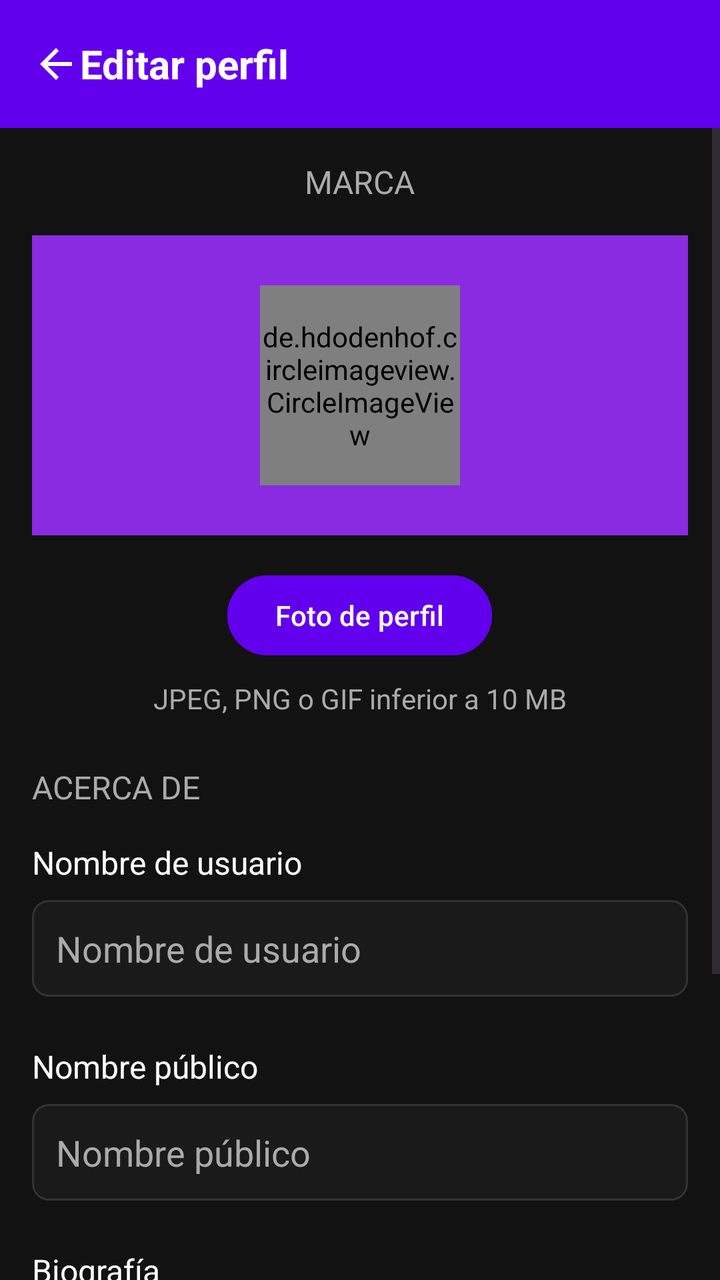
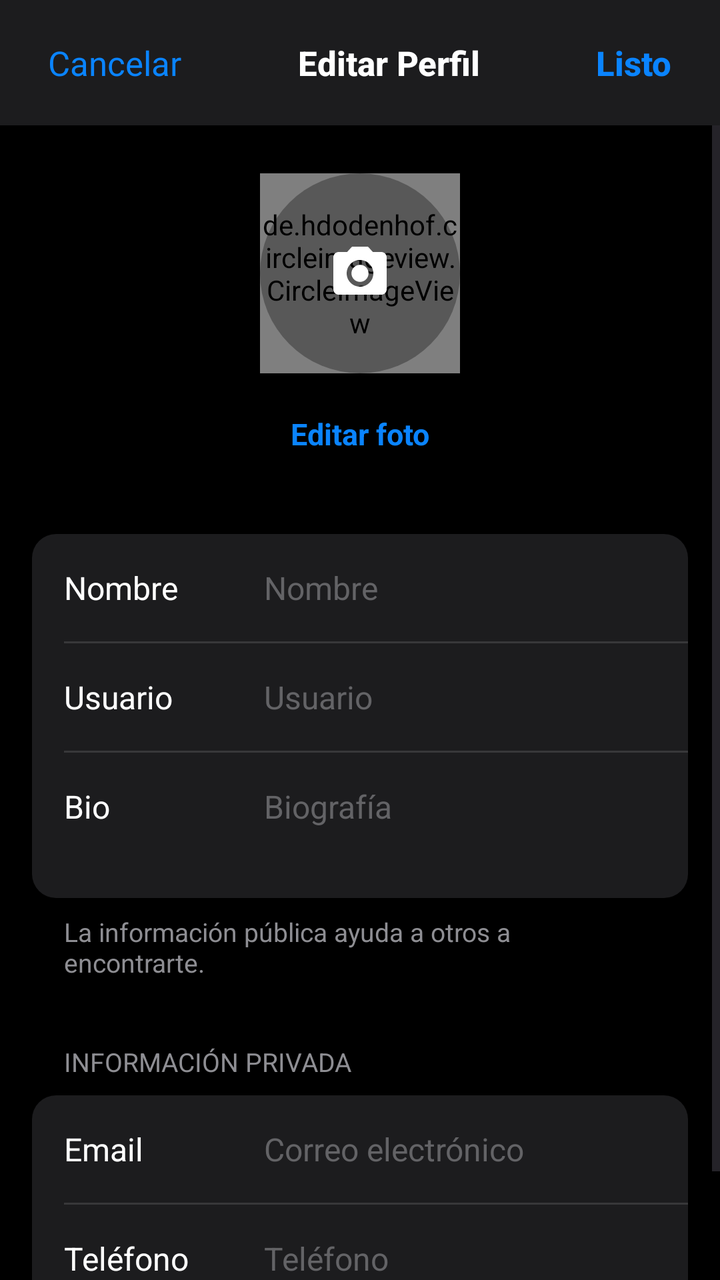

Two renders of the same Android screen: before a commit and after it. Below are the layout's source before the change and the commit's diff.
<!-- AndroidManifest.xml: application theme Theme.CourseV -->
<!-- res/layout/fragment_edit_profile.xml -->
<?xml version="1.0" encoding="utf-8"?>
<androidx.constraintlayout.widget.ConstraintLayout xmlns:android="http://schemas.android.com/apk/res/android"
    xmlns:app="http://schemas.android.com/apk/res-auto"
    xmlns:tools="http://schemas.android.com/tools"
    android:layout_width="match_parent"
    android:layout_height="match_parent"
    android:background="#121212"
    tools:context=".ui.EditProfileFragment">

    
    <androidx.appcompat.widget.Toolbar
        android:id="@+id/toolbar"
        android:layout_width="match_parent"
        android:layout_height="?attr/actionBarSize"
        android:background="#6200EE"
        app:layout_constraintTop_toTopOf="parent">

        <ImageButton
            android:id="@+id/backButton"
            android:layout_width="wrap_content"
            android:layout_height="wrap_content"
            android:background="?attr/selectableItemBackgroundBorderless"
            android:src="@drawable/ic_back"
            android:contentDescription="Back"
            android:tint="#FFFFFF" />

        <TextView
            android:layout_width="wrap_content"
            android:layout_height="wrap_content"
            android:layout_marginStart="16dp"
            android:text="Editar perfil"
            android:textColor="#FFFFFF"
            android:textSize="20sp"
            android:textStyle="bold" />

    </androidx.appcompat.widget.Toolbar>

    <ScrollView
        android:layout_width="match_parent"
        android:layout_height="0dp"
        app:layout_constraintTop_toBottomOf="@id/toolbar"
        app:layout_constraintBottom_toBottomOf="parent">

        <LinearLayout
            android:layout_width="match_parent"
            android:layout_height="wrap_content"
            android:orientation="vertical"
            android:padding="16dp">

            
            <LinearLayout
                android:layout_width="match_parent"
                android:layout_height="wrap_content"
                android:orientation="vertical"
                android:gravity="center_horizontal"
                android:layout_marginBottom="24dp">

                <TextView
                    android:layout_width="wrap_content"
                    android:layout_height="wrap_content"
                    android:text="MARCA"
                    android:textColor="#AAAAAA"
                    android:textSize="16sp"
                    android:layout_marginBottom="16dp"/>

                <FrameLayout
                    android:layout_width="match_parent"
                    android:layout_height="150dp"
                    android:background="#8A2BE2"
                    android:layout_marginBottom="16dp">

                    <de.hdodenhof.circleimageview.CircleImageView
                        android:id="@+id/profileImageEdit"
                        android:layout_width="100dp"
                        android:layout_height="100dp"
                        android:src="@drawable/ic_profile"
                        android:layout_gravity="center"
                        app:civ_border_color="#FFFFFF"
                        app:civ_border_width="3dp" />

                </FrameLayout>

                <Button
                    android:id="@+id/changePhotoButton"
                    android:layout_width="wrap_content"
                    android:layout_height="wrap_content"
                    android:text="Foto de perfil"
                    android:textColor="#FFFFFF"
                    android:backgroundTint="#6200EE" />

                <TextView
                    android:layout_width="wrap_content"
                    android:layout_height="wrap_content"
                    android:text="JPEG, PNG o GIF inferior a 10 MB"
                    android:textColor="#AAAAAA"
                    android:textSize="14sp"
                    android:layout_marginTop="8dp"/>
            </LinearLayout>

            
            <TextView
                android:layout_width="wrap_content"
                android:layout_height="wrap_content"
                android:text="ACERCA DE"
                android:textColor="#AAAAAA"
                android:textSize="16sp"
                android:layout_marginBottom="16dp"/>

            <TextView
                android:layout_width="wrap_content"
                android:layout_height="wrap_content"
                android:text="Nombre de usuario"
                android:textColor="#FFFFFF"
                android:textSize="16sp"
                android:layout_marginBottom="8dp"/>

            <EditText
                android:id="@+id/usernameEditText"
                android:layout_width="match_parent"
                android:layout_height="wrap_content"
                android:background="@drawable/edit_text_background"
                android:padding="12dp"
                android:textColor="#FFFFFF"
                android:textColorHint="#AAAAAA"
                android:hint="Nombre de usuario"
                android:layout_marginBottom="24dp"/>

            <TextView
                android:layout_width="wrap_content"
                android:layout_height="wrap_content"
                android:text="Nombre público"
                android:textColor="#FFFFFF"
                android:textSize="16sp"
                android:layout_marginBottom="8dp"/>

            <EditText
                android:id="@+id/displayNameEditText"
                android:layout_width="match_parent"
                android:layout_height="wrap_content"
                android:background="@drawable/edit_text_background"
                android:padding="12dp"
                android:textColor="#FFFFFF"
                android:textColorHint="#AAAAAA"
                android:hint="Nombre público"
                android:layout_marginBottom="24dp"/>

            <TextView
                android:layout_width="wrap_content"
                android:layout_height="wrap_content"
                android:text="Biografía"
                android:textColor="#FFFFFF"
                android:textSize="16sp"
                android:layout_marginBottom="8dp"/>

            <EditText
                android:id="@+id/bioEditText"
                android:layout_width="match_parent"
                android:layout_height="wrap_content"
                android:background="@drawable/edit_text_background"
                android:padding="12dp"
                android:textColor="#FFFFFF"
                android:textColorHint="#AAAAAA"
                android:hint="Biografía"
                android:minLines="3"
                android:gravity="top|start"
                android:layout_marginBottom="24dp"/>

            <Button
                android:id="@+id/saveButton"
                android:layout_width="match_parent"
                android:layout_height="wrap_content"
                android:text="Guardar cambios"
                android:textColor="#FFFFFF"
                android:backgroundTint="#6200EE"
                android:layout_marginTop="16dp"/>
        </LinearLayout>
    </ScrollView>
</androidx.constraintlayout.widget.ConstraintLayout>
<!-- resources referenced by this layout -->
<resources>
  <!-- drawable edit_text_background (drawable) -->
  <?xml version="1.0" encoding="utf-8"?>
  <shape xmlns:android="http://schemas.android.com/apk/res/android"
      android:shape="rectangle">
      <solid android:color="#1A1A1A" />
      <corners android:radius="8dp" />
      <stroke
          android:width="1dp"
          android:color="#333333" />
  </shape>
  <!-- drawable ic_back (drawable) -->
  <vector xmlns:android="http://schemas.android.com/apk/res/android"
      android:width="24dp"
      android:height="24dp"
      android:viewportWidth="24"
      android:viewportHeight="24">
      <path
          android:fillColor="#FFFFFF"
          android:pathData="M20,11H7.83l5.59,-5.59L12,4l-8,8 8,8 1.41,-1.41L7.83,13H20v-2z"/>
  </vector>
  <!-- drawable ic_profile (drawable) -->
  <vector xmlns:android="http://schemas.android.com/apk/res/android"
      android:width="24dp"
      android:height="24dp"
      android:viewportWidth="24"
      android:viewportHeight="24">
      <path
          android:fillColor="#FFFFFF"
          android:pathData="M12,12c2.21,0 4,-1.79 4,-4s-1.79,-4 -4,-4 -4,1.79 -4,4 1.79,4 4,4zM12,14c-2.67,0 -8,1.34 -8,4v2h16v-2c0,-2.66 -5.33,-4 -8,-4z"/>
  </vector>
  <style name="Theme.CourseV" parent="Base.Theme.CourseV" />
  <style name="Base.Theme.CourseV" parent="Theme.Material3.DayNight.NoActionBar">
          
          
      </style>
</resources>

<!-- the commit's change to res/layout/fragment_edit_profile.xml (unified diff, before → after) -->
@@ -4,175 +4,337 @@
     xmlns:tools="http://schemas.android.com/tools"
     android:layout_width="match_parent"
     android:layout_height="match_parent"
-    android:background="#121212"
+    android:background="#000000"
     tools:context=".ui.EditProfileFragment">
 
     
-    <androidx.appcompat.widget.Toolbar
-        android:id="@+id/toolbar"
+    <LinearLayout
+        android:id="@+id/navBar"
         android:layout_width="match_parent"
-        android:layout_height="?attr/actionBarSize"
-        android:background="#6200EE"
+        android:layout_height="wrap_content"
+        android:orientation="horizontal"
+        android:gravity="center_vertical"
+        android:paddingHorizontal="16dp"
+        android:paddingVertical="12dp"
+        android:background="#1C1C1E"
         app:layout_constraintTop_toTopOf="parent">
 
-        <ImageButton
-            android:id="@+id/backButton"
+        <TextView
+            android:id="@+id/cancelButton"
             android:layout_width="wrap_content"
             android:layout_height="wrap_content"
-            android:background="?attr/selectableItemBackgroundBorderless"
-            android:src="@drawable/ic_back"
-            android:contentDescription="Back"
-            android:tint="#FFFFFF" />
+            android:text="Cancelar"
+            android:textColor="#0A84FF"
+            android:textSize="17sp"
+            android:padding="8dp"
+            android:fontFamily="sans-serif" />
 
         <TextView
+            android:layout_width="0dp"
+            android:layout_height="wrap_content"
+            android:layout_weight="1"
+            android:text="Editar Perfil"
+            android:textColor="#FFFFFF"
+            android:textSize="17sp"
+            android:textStyle="bold"
+            android:gravity="center"
+            android:fontFamily="sans-serif-medium" />
+
+        <TextView
+            android:id="@+id/doneButton"
             android:layout_width="wrap_content"
             android:layout_height="wrap_content"
-            android:layout_marginStart="16dp"
-            android:text="Editar perfil"
-            android:textColor="#FFFFFF"
-            android:textSize="20sp"
-            android:textStyle="bold" />
-
-    </androidx.appcompat.widget.Toolbar>
+            android:text="Listo"
+            android:textColor="#0A84FF"
+            android:textSize="17sp"
+            android:textStyle="bold"
+            android:padding="8dp"
+            android:fontFamily="sans-serif-medium" />
+    </LinearLayout>
 
     <ScrollView
         android:layout_width="match_parent"
         android:layout_height="0dp"
-        app:layout_constraintTop_toBottomOf="@id/toolbar"
+        android:clipToPadding="false"
+        android:paddingBottom="40dp"
+        app:layout_constraintTop_toBottomOf="@id/navBar"
         app:layout_constraintBottom_toBottomOf="parent">
 
         <LinearLayout
             android:layout_width="match_parent"
             android:layout_height="wrap_content"
             android:orientation="vertical"
-            android:padding="16dp">
+            android:paddingTop="24dp">
 
             
             <LinearLayout
                 android:layout_width="match_parent"
                 android:layout_height="wrap_content"
                 android:orientation="vertical"
-                android:gravity="center_horizontal"
-                android:layout_marginBottom="24dp">
-
-                <TextView
+                android:gravity="center"
+                android:layout_marginBottom="32dp">
+
+                <FrameLayout
                     android:layout_width="wrap_content"
-                    android:layout_height="wrap_content"
-                    android:text="MARCA"
-                    android:textColor="#AAAAAA"
-                    android:textSize="16sp"
-                    android:layout_marginBottom="16dp"/>
-
-                <FrameLayout
-                    android:layout_width="match_parent"
-                    android:layout_height="150dp"
-                    android:background="#8A2BE2"
-                    android:layout_marginBottom="16dp">
+                    android:layout_height="wrap_content">
 
                     <de.hdodenhof.circleimageview.CircleImageView
                         android:id="@+id/profileImageEdit"
                         android:layout_width="100dp"
                         android:layout_height="100dp"
                         android:src="@drawable/ic_profile"
+                        app:civ_border_color="#3A3A3C"
+                        app:civ_border_width="1dp" />
+
+                    <View
+                        android:layout_width="100dp"
+                        android:layout_height="100dp"
+                        android:background="@drawable/circle_overlay_dark"
+                        android:alpha="0.3" />
+
+                    <ImageView
+                        android:layout_width="32dp"
+                        android:layout_height="32dp"
                         android:layout_gravity="center"
-                        app:civ_border_color="#FFFFFF"
-                        app:civ_border_width="3dp" />
-
+                        android:src="@drawable/ic_photo_camera"
+                        app:tint="#FFFFFF" />
                 </FrameLayout>
 
-                <Button
+                <TextView
                     android:id="@+id/changePhotoButton"
                     android:layout_width="wrap_content"
                     android:layout_height="wrap_content"
-                    android:text="Foto de perfil"
-                    android:textColor="#FFFFFF"
-                    android:backgroundTint="#6200EE" />
-
-                <TextView
-                    android:layout_width="wrap_content"
-                    android:layout_height="wrap_content"
-                    android:text="JPEG, PNG o GIF inferior a 10 MB"
-                    android:textColor="#AAAAAA"
-                    android:textSize="14sp"
-                    android:layout_marginTop="8dp"/>
+                    android:text="Editar foto"
+                    android:textColor="#0A84FF"
+                    android:textSize="15sp"
+                    android:textStyle="bold"
+                    android:layout_marginTop="12dp"
+                    android:padding="8dp"
+                    android:background="?attr/selectableItemBackground" />
             </LinearLayout>
+
+            
+            <LinearLayout
+                android:layout_width="match_parent"
+                android:layout_height="wrap_content"
+                android:orientation="vertical"
+                android:layout_marginHorizontal="16dp"
+                android:background="@drawable/bg_ios_card">
+
+                
+                <LinearLayout
+                    android:layout_width="match_parent"
+                    android:layout_height="wrap_content"
+                    android:orientation="horizontal"
+                    android:padding="16dp"
+                    android:gravity="center_vertical">
+
+                    <TextView
+                        android:layout_width="100dp"
+                        android:layout_height="wrap_content"
+                        android:text="Nombre"
+                        android:textColor="#FFFFFF"
+                        android:textSize="16sp" />
+
+                    <EditText
+                        android:id="@+id/displayNameEditText"
+                        android:layout_width="match_parent"
+                        android:layout_height="wrap_content"
+                        android:background="@android:color/transparent"
+                        android:textColor="#FFFFFF"
+                        android:textSize="16sp"
+                        android:hint="Nombre"
+                        android:textColorHint="#636366"
+                        android:inputType="textPersonName" />
+                </LinearLayout>
+
+                <View
+                    android:layout_width="match_parent"
+                    android:layout_height="1dp"
+                    android:background="#38383A"
+                    android:layout_marginStart="16dp" />
+
+                
+                <LinearLayout
+                    android:layout_width="match_parent"
+                    android:layout_height="wrap_content"
+                    android:orientation="horizontal"
+                    android:padding="16dp"
+                    android:gravity="center_vertical">
+
+                    <TextView
+                        android:layout_width="100dp"
+                        android:layout_height="wrap_content"
+                        android:text="Usuario"
+                        android:textColor="#FFFFFF"
+                        android:textSize="16sp" />
+
+                    <EditText
+                        android:id="@+id/usernameEditText"
+                        android:layout_width="match_parent"
+                        android:layout_height="wrap_content"
+                        android:background="@android:color/transparent"
+                        android:textColor="#FFFFFF"
+                        android:textSize="16sp"
+                        android:hint="Usuario"
+                        android:textColorHint="#636366"
+                        android:inputType="textNoSuggestions" />
+                </LinearLayout>
+
+                <View
+                    android:layout_width="match_parent"
+                    android:layout_height="1dp"
+                    android:background="#38383A"
+                    android:layout_marginStart="16dp" />
+
+                
+                <LinearLayout
+                    android:layout_width="match_parent"
+                    android:layout_height="wrap_content"
+                    android:orientation="horizontal"
+                    android:padding="16dp">
+
+                    <TextView
+                        android:layout_width="100dp"
+                        android:layout_height="wrap_content"
+                        android:text="Bio"
+                        android:textColor="#FFFFFF"
+                        android:textSize="16sp" />
+
+                    <EditText
+                        android:id="@+id/bioEditText"
+                        android:layout_width="match_parent"
+                        android:layout_height="wrap_content"
+                        android:background="@android:color/transparent"
+                        android:textColor="#FFFFFF"
+                        android:textSize="16sp"
+                        android:hint="Biografía"
+                        android:textColorHint="#636366"
+                        android:inputType="textMultiLine"
+                        android:minLines="2"
+                        android:gravity="top|start" />
+                </LinearLayout>
+            </LinearLayout>
+
+            <TextView
+                android:layout_width="wrap_content"
+                android:layout_height="wrap_content"
+                android:text="La información pública ayuda a otros a encontrarte."
+                android:textColor="#8E8E93"
+                android:textSize="13sp"
+                android:layout_marginStart="32dp"
+                android:layout_marginTop="8dp"
+                android:layout_marginEnd="32dp" />
 
             
             <TextView
                 android:layout_width="wrap_content"
                 android:layout_height="wrap_content"
-                android:text="ACERCA DE"
-                android:textColor="#AAAAAA"
+                android:text="INFORMACIÓN PRIVADA"
+                android:textColor="#8E8E93"
+                android:textSize="13sp"
+                android:layout_marginStart="32dp"
+                android:layout_marginTop="32dp"
+                android:layout_marginBottom="8dp" />
+
+            <LinearLayout
+                android:layout_width="match_parent"
+                android:layout_height="wrap_content"
+                android:orientation="vertical"
+                android:layout_marginHorizontal="16dp"
+                android:background="@drawable/bg_ios_card">
+
+                <LinearLayout
+                    android:layout_width="match_parent"
+                    android:layout_height="wrap_content"
+                    android:orientation="horizontal"
+                    android:padding="16dp"
+                    android:gravity="center_vertical">
+
+                    <TextView
+                        android:layout_width="100dp"
+                        android:layout_height="wrap_content"
+                        android:text="Email"
+                        android:textColor="#FFFFFF"
+                        android:textSize="16sp" />
+
+                    <EditText
+                        android:id="@+id/emailEditText"
+                        android:layout_width="match_parent"
+                        android:layout_height="wrap_content"
+                        android:background="@android:color/transparent"
+                        android:textColor="#FFFFFF"
+                        android:textSize="16sp"
+                        android:hint="Correo electrónico"
+                        android:textColorHint="#636366"
+                        android:inputType="textEmailAddress" />
+                </LinearLayout>
+
+                <View
+                    android:layout_width="match_parent"
+                    android:layout_height="1dp"
+                    android:background="#38383A"
+                    android:layout_marginStart="16dp" />
+
+                <LinearLayout
+                    android:layout_width="match_parent"
+                    android:layout_height="wrap_content"
+                    android:orientation="horizontal"
+                    android:padding="16dp"
+                    android:gravity="center_vertical">
+
+                    <TextView
+                        android:layout_width="100dp"
+                        android:layout_height="wrap_content"
+                        android:text="Teléfono"
+                        android:textColor="#FFFFFF"
+                        android:textSize="16sp" />
+
+                    <EditText
+                        android:id="@+id/phoneEditText"
+                        android:layout_width="match_parent"
+                        android:layout_height="wrap_content"
+                        android:background="@android:color/transparent"
+                        android:textColor="#FFFFFF"
+                        android:textSize="16sp"
+                        android:hint="Teléfono"
+                        android:textColorHint="#636366"
+                        android:inputType="phone" />
+                </LinearLayout>
+            </LinearLayout>
+
+            
+            <TextView
+                android:id="@+id/switchAccountTypeButton"
+                android:layout_width="match_parent"
+                android:layout_height="wrap_content"
+                android:text="Cambiar a cuenta profesional"
+                android:textColor="#0A84FF"
                 android:textSize="16sp"
-                android:layout_marginBottom="16dp"/>
-
-            <TextView
-                android:layout_width="wrap_content"
-                android:layout_height="wrap_content"
-                android:text="Nombre de usuario"
-                android:textColor="#FFFFFF"
-                android:textSize="16sp"
-                android:layout_marginBottom="8dp"/>
-
-            <EditText
-                android:id="@+id/usernameEditText"
-                android:layout_width="match_parent"
-                android:layout_height="wrap_content"
-                android:background="@drawable/edit_text_background"
-                android:padding="12dp"
-                android:textColor="#FFFFFF"
-                android:textColorHint="#AAAAAA"
-                android:hint="Nombre de usuario"
-                android:layout_marginBottom="24dp"/>
-
-            <TextView
-                android:layout_width="wrap_content"
-                android:layout_height="wrap_content"
-                android:text="Nombre público"
-                android:textColor="#FFFFFF"
-                android:textSize="16sp"
-                android:layout_marginBottom="8dp"/>
-
-            <EditText
-                android:id="@+id/displayNameEditText"
-                android:layout_width="match_parent"
-                android:layout_height="wrap_content"
-                android:background="@drawable/edit_text_background"
-                android:padding="12dp"
-                android:textColor="#FFFFFF"
-                android:textColorHint="#AAAAAA"
-                android:hint="Nombre público"
-                android:layout_marginBottom="24dp"/>
-
-            <TextView
-                android:layout_width="wrap_content"
-                android:layout_height="wrap_content"
-                android:text="Biografía"
-                android:textColor="#FFFFFF"
-                android:textSize="16sp"
-                android:layout_marginBottom="8dp"/>
-
-            <EditText
-                android:id="@+id/bioEditText"
-                android:layout_width="match_parent"
-                android:layout_height="wrap_content"
-                android:background="@drawable/edit_text_background"
-                android:padding="12dp"
-                android:textColor="#FFFFFF"
-                android:textColorHint="#AAAAAA"
-                android:hint="Biografía"
-                android:minLines="3"
-                android:gravity="top|start"
-                android:layout_marginBottom="24dp"/>
-
-            <Button
-                android:id="@+id/saveButton"
-                android:layout_width="match_parent"
-                android:layout_height="wrap_content"
-                android:text="Guardar cambios"
-                android:textColor="#FFFFFF"
-                android:backgroundTint="#6200EE"
-                android:layout_marginTop="16dp"/>
+                android:padding="16dp"
+                android:layout_marginTop="32dp"
+                android:layout_marginHorizontal="16dp"
+                android:background="@drawable/bg_ios_button_secondary"
+                android:visibility="gone" />
+
         </LinearLayout>
     </ScrollView>
+
+    
+    <FrameLayout
+        android:id="@+id/loadingOverlay"
+        android:layout_width="match_parent"
+        android:layout_height="match_parent"
+        android:background="#80000000"
+        android:visibility="gone"
+        android:clickable="true"
+        android:focusable="true">
+
+        <ProgressBar
+            android:layout_width="wrap_content"
+            android:layout_height="wrap_content"
+            android:layout_gravity="center"
+            android:indeterminateTint="#0A84FF" />
+    </FrameLayout>
+
 </androidx.constraintlayout.widget.ConstraintLayout>
<!-- resource entries referenced after the edit -->
@@ -1,16 +1,35 @@
 <!-- resources referenced by this layout -->
 <resources>
-  <!-- drawable edit_text_background (drawable) -->
+  <!-- drawable bg_ios_button_secondary (drawable) -->
+  <?xml version="1.0" encoding="utf-8"?>
+  <selector xmlns:android="http://schemas.android.com/apk/res/android">
+      <item android:state_pressed="true">
+          <shape android:shape="rectangle">
+              <solid android:color="#3A3A3C" />
+              <corners android:radius="12dp" />
+          </shape>
+      </item>
+      <item>
+          <shape android:shape="rectangle">
+              <solid android:color="#2C2C2E" />
+              <corners android:radius="12dp" />
+          </shape>
+      </item>
+  </selector>
+  <!-- drawable bg_ios_card (drawable) -->
   <?xml version="1.0" encoding="utf-8"?>
   <shape xmlns:android="http://schemas.android.com/apk/res/android"
       android:shape="rectangle">
-      <solid android:color="#1A1A1A" />
-      <corners android:radius="8dp" />
-      <stroke
-          android:width="1dp"
-          android:color="#333333" />
+      <solid android:color="#1C1C1E" />
+      <corners android:radius="12dp" />
   </shape>
-  <!-- drawable ic_back (drawable) -->
+  <!-- drawable circle_overlay_dark (drawable) -->
+  <?xml version="1.0" encoding="utf-8"?>
+  <shape xmlns:android="http://schemas.android.com/apk/res/android"
+      android:shape="oval">
+      <solid android:color="#000000" />
+  </shape>
+  <!-- drawable ic_photo_camera (drawable) -->
   <vector xmlns:android="http://schemas.android.com/apk/res/android"
       android:width="24dp"
       android:height="24dp"
@@ -18,7 +37,10 @@
       android:viewportHeight="24">
       <path
           android:fillColor="#FFFFFF"
-          android:pathData="M20,11H7.83l5.59,-5.59L12,4l-8,8 8,8 1.41,-1.41L7.83,13H20v-2z"/>
+          android:pathData="M12,12m-3.2,0a3.2,3.2 0,1 1,6.4 0a3.2,3.2 0,1 1,-6.4 0" />
+      <path
+          android:fillColor="#FFFFFF"
+          android:pathData="M9,2L7.17,4L4,4c-1.1,0 -2,0.9 -2,2v12c0,1.1 0.9,2 2,2h16c1.1,0 2,-0.9 2,-2L22,6c0,-1.1 -0.9,-2 -2,-2h-3.17L15,2L9,2zM12,17c-2.76,0 -5,-2.24 -5,-5s2.24,-5 5,-5 5,2.24 5,5 -2.24,5 -5,5z" />
   </vector>
   <!-- drawable ic_profile (drawable) -->
   <vector xmlns:android="http://schemas.android.com/apk/res/android"
@@ -34,6 +56,20 @@
   <style name="Base.Theme.CourseV" parent="Theme.Material3.DayNight.NoActionBar">
           
           
+          
+          
+          <item name="appBarLayoutStyle">@style/Widget.App.AppBarLayout</item>
+          <item name="collapsingToolbarLayoutStyle">@style/Widget.App.CollapsingToolbar</item>
+      </style>
+  <style name="Widget.App.AppBarLayout" parent="Widget.Material3.AppBarLayout">
+          <item name="android:background">#000000</item>
+          <item name="liftOnScroll">false</item>
+          <item name="elevation">0dp</item>
+      </style>
+  <style name="Widget.App.CollapsingToolbar" parent="Widget.Material3.CollapsingToolbar">
+          <item name="android:background">#000000</item>
+          <item name="contentScrim">#000000</item>
+          <item name="statusBarScrim">#000000</item>
       </style>
 </resources>
 
